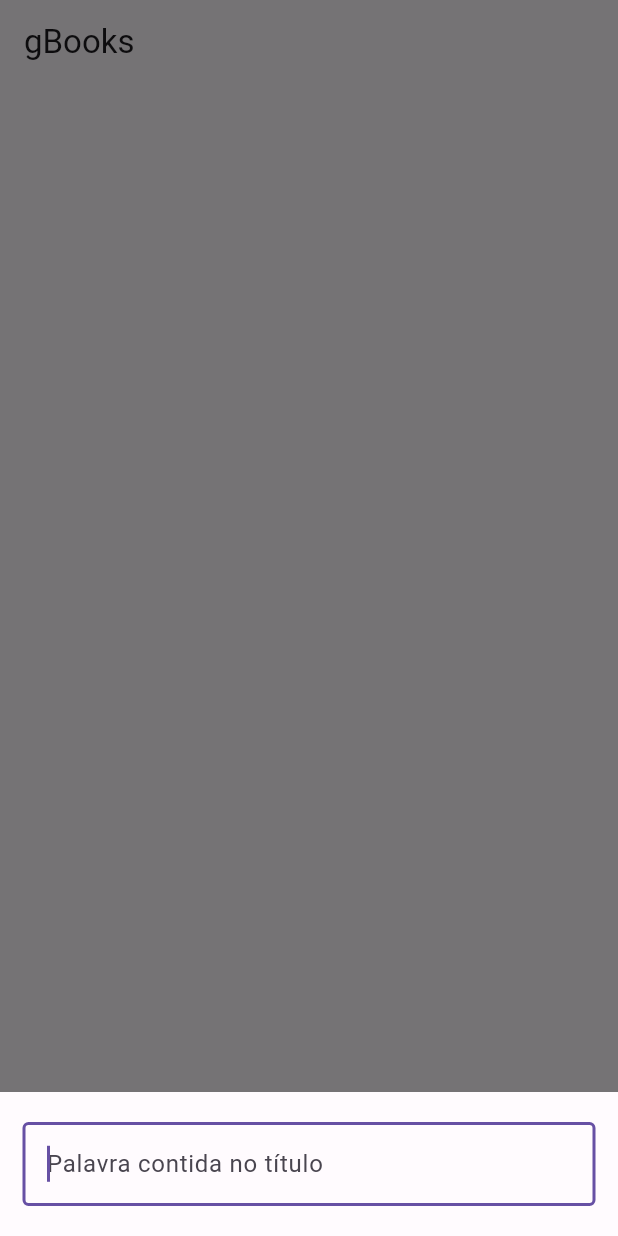
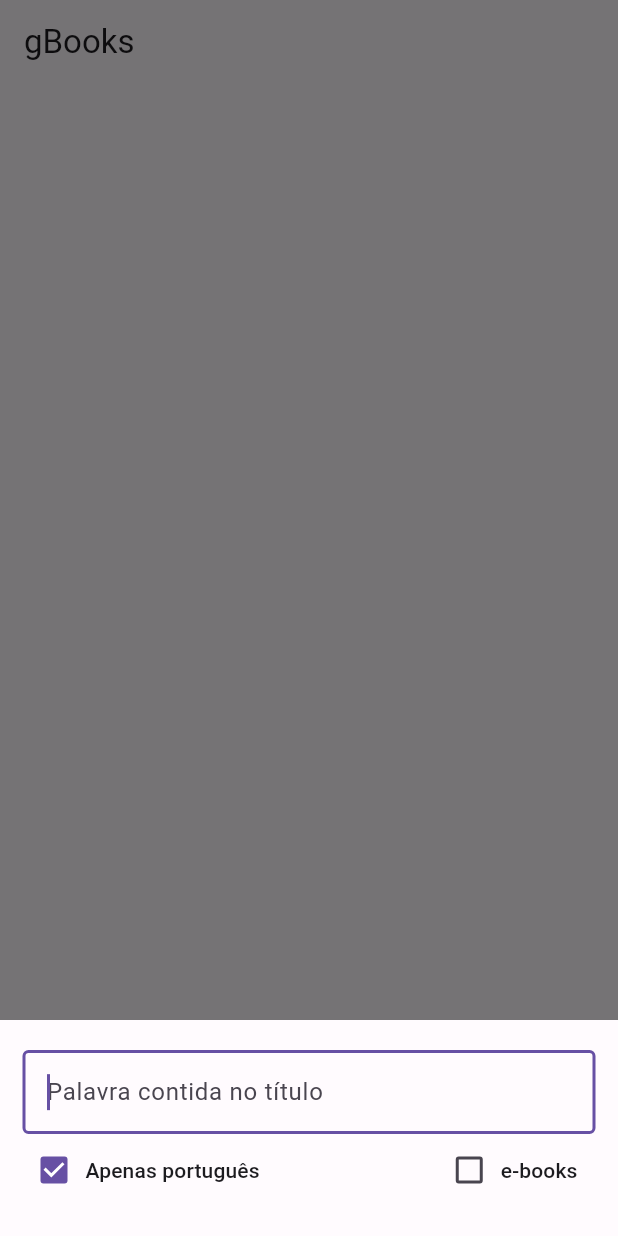
Before and after one commit to marxelo/search-google-books, a Flutter app: the screen it shows after launch, after a tap on the "search" icon, on a phone screen of 412 x 824 dp. Run offline on Flutter 3.47's test engine with Material 2 defaults, Android fonts, the phone set to English and light mode, and no system bars; our stand-ins replace sqflite; accounts and stored records are empty.

Commit message:
implements check to chose onlyPortuguese and ebooks

```diff
--- a/lib/pages/my_home_page.dart
+++ b/lib/pages/my_home_page.dart
@@ -11,7 +11,8 @@ import 'package:http/http.dart' as http;
 const String baseUrl =
     'https://www.googleapis.com/books/v1/volumes?q=+intitle:';
 const String urlSuffix =
-    '&maxResults=20&langRestrict=pt&fields=totalItems,items/id,items/volumeInfo(title,authors,publishedDate,description,pageCount,imageLinks)';
+    '&maxResults=20&fields=totalItems,items/id,items/volumeInfo(title,authors,publishedDate,description,pageCount,imageLinks)&projection=lite';
+const String portugueseOnlyQueryParam = '&langRestrict=pt';
 
 class MyHomePage extends StatefulWidget {
   const MyHomePage({super.key, required this.title});
@@ -23,6 +24,9 @@ class MyHomePage extends StatefulWidget {
 }
 
 class _MyHomePageState extends State<MyHomePage> {
+  // final FocusNode _buttonFocusNode = FocusNode(debugLabel: 'Menu Button');
+  // static const SingleActivator _showShortcut =
+  //     SingleActivator(LogicalKeyboardKey.keyS, control: true);
   final _scrollController = ScrollController();
   int _currentPage = 0;
   // final _list = <String>[];
@@ -40,6 +44,8 @@ class _MyHomePageState extends State<MyHomePage> {
 
   bool _isLoading = false;
   bool _toastMessageSent = false;
+  bool _portugueseOnly = true;
+  bool _eBooks = false;
 
   Future<void> _fetchData(Search s) async {
     setState(() {
@@ -51,7 +57,18 @@ class _MyHomePageState extends State<MyHomePage> {
     try {
       String fullUrl =
           '$baseUrl${s.query}&startIndex=${s.startIndex.toString()}$urlSuffix';
-      print('fullurl: $fullUrl');
+
+      if (_portugueseOnly) {
+        fullUrl += portugueseOnlyQueryParam;
+      }
+
+      String filter = '&filter=full';
+
+      if (_eBooks) {
+        filter = '&filter=free-ebooks';
+      }
+
+      fullUrl += filter;
 
       Uri uri = Uri.parse(fullUrl);
 
@@ -78,11 +95,9 @@ class _MyHomePageState extends State<MyHomePage> {
           _error = '';
         });
       } else {
-
         throw Exception('Failed to load data');
       }
     } on Exception catch (e) {
-
       setState(() {
         _isLoading = false;
 
@@ -95,6 +110,8 @@ class _MyHomePageState extends State<MyHomePage> {
   void initState() {
     super.initState();
     _scrollController.addListener(_loadMore);
+    _portugueseOnly;
+    _eBooks;
     // _getBooks('Android');
   }
 
@@ -142,7 +159,9 @@ class _MyHomePageState extends State<MyHomePage> {
       ),
       isScrollControlled: true,
       context: context,
-      builder: (_) => Container(
+      builder: (context) => StatefulBuilder(
+          builder: (BuildContext context, StateSetter setState) {
+        return Container(
           padding: EdgeInsets.only(
             top: 20,
             left: 15,
@@ -176,9 +195,37 @@ class _MyHomePageState extends State<MyHomePage> {
                   hintText: "Palavra contida no título",
                 ),
               ),
+              Row(
+                mainAxisAlignment: MainAxisAlignment.spaceBetween,
+                children: [
+                  CheckboxMenuButton(
+                    value: _portugueseOnly,
+                    onChanged: (bool? newValue) {
+                      setState(
+                        () {
+                          _portugueseOnly = newValue!;
+                        },
+                      );
+                    },
+                    child: const Text('Apenas português'),
+                  ),
+                  CheckboxMenuButton(
+                    value: _eBooks,
+                    onChanged: (bool? newValue) {
+                      setState(
+                        () {
+                          _eBooks = newValue!;
+                        },
+                      );
+                    },
+                    child: const Text('e-books'),
+                  ),
                 ],
               ),
+            ],
           ),
+        );
+      }),
     );
   }
 
```
Lines whose indentation alone changed are shown as unchanged.
